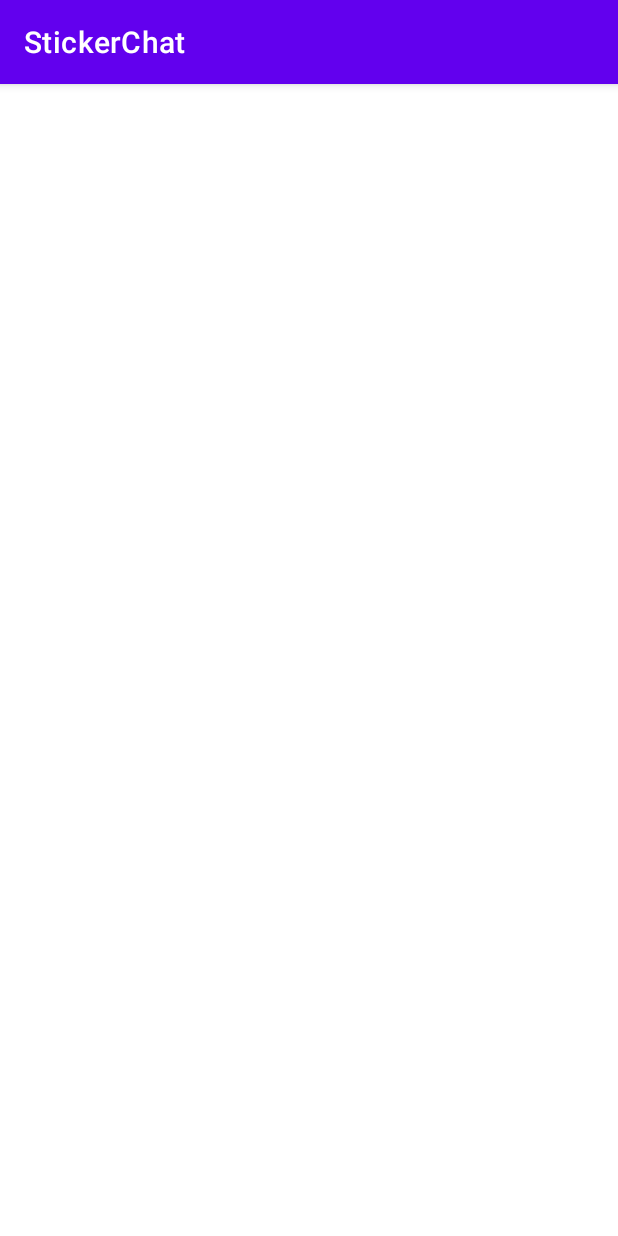
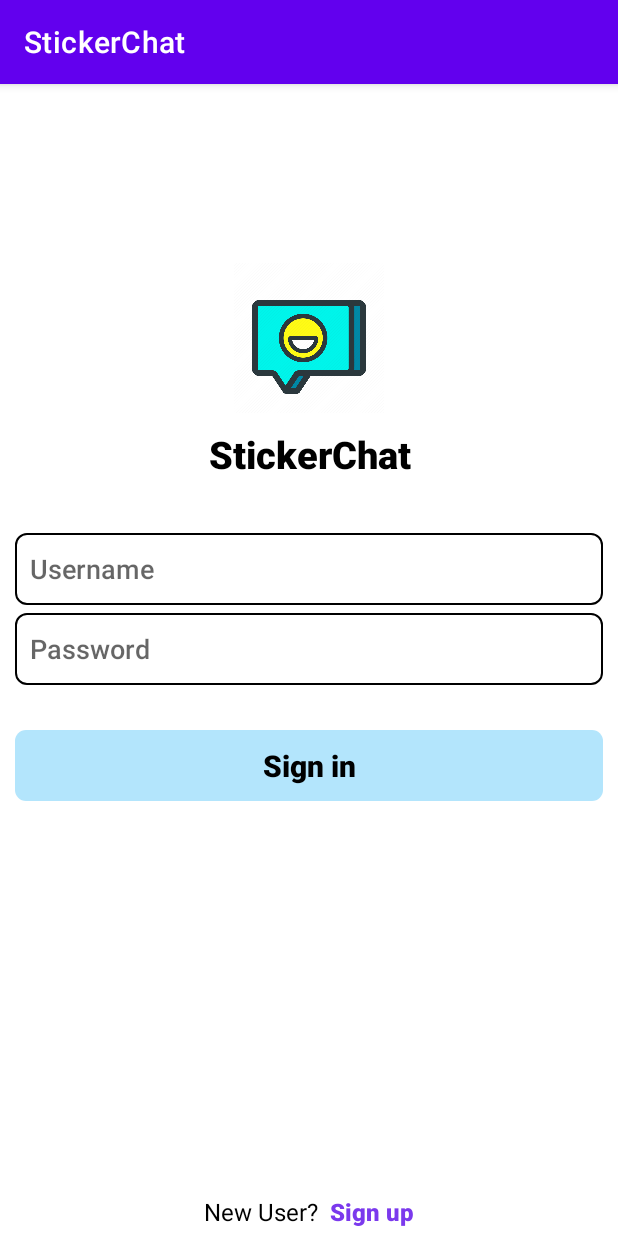
Before and after one commit to sonalvrshny/StickerChat, an Android app: the screen it shows after launch (LoginActivity), on a phone screen of 412 x 824 dp. Run offline under Robolectric (Android 15) with nearby library versions, the phone set to English and light mode, and no system bars.

Commit message:
created login page ui

```diff
--- /dev/null
+++ b/app/src/main/res/drawable-v24/edittext_shape.xml
@@ -0,0 +1,5 @@
+<?xml version="1.0" encoding="utf-8"?>
+<shape  android:shape="rectangle" xmlns:android="http://schemas.android.com/apk/res/android">
+<stroke android:color="@color/black" android:width="1.00dp"/>
+    <corners android:radius="7.00dp"/>
+</shape>
--- /dev/null
+++ b/app/src/main/res/drawable/signin_shape.xml
@@ -0,0 +1,5 @@
+<?xml version="1.0" encoding="utf-8"?>
+<shape android:shape="rectangle" xmlns:android="http://schemas.android.com/apk/res/android">
+<solid android:color="@color/primary"/>
+    <corners android:radius="7dp"/>
+</shape>
--- a/app/src/main/res/layout/activity_login.xml
+++ b/app/src/main/res/layout/activity_login.xml
@@ -1,9 +1,116 @@
 <?xml version="1.0" encoding="utf-8"?>
-<androidx.constraintlayout.widget.ConstraintLayout xmlns:android="http://schemas.android.com/apk/res/android"
+<RelativeLayout xmlns:android="http://schemas.android.com/apk/res/android"
     xmlns:app="http://schemas.android.com/apk/res-auto"
     xmlns:tools="http://schemas.android.com/tools"
     android:layout_width="match_parent"
     android:layout_height="match_parent"
-    tools:context=".LoginActivity">
+    tools:context=".LoginActivity"
+    android:background="@color/white">
 
-</androidx.constraintlayout.widget.ConstraintLayout>
+    <LinearLayout
+        android:layout_width="match_parent"
+        android:layout_height="wrap_content"
+        android:layout_centerInParent="true"
+        android:gravity="center"
+        android:orientation="vertical">
+
+        <ImageView
+            android:layout_width="100.00dp"
+            android:layout_height="100.00dp"
+            android:background="@drawable/logo" />
+
+        <TextView
+            android:layout_width="match_parent"
+            android:layout_height="wrap_content"
+            android:layout_margin="10.00dp"
+            android:fontFamily="sans-serif-black"
+            android:gravity="center"
+            android:text="StickerChat"
+            android:textColor="@color/black"
+            android:textSize="25.00sp" />
+
+        <EditText
+            android:id="@+id/username_login"
+            android:layout_width="match_parent"
+            android:layout_height="wrap_content"
+            android:layout_marginStart="10.00dp"
+            android:layout_marginLeft="10.00dp"
+            android:layout_marginTop="25.00dp"
+            android:layout_marginEnd="10.00dp"
+            android:layout_marginRight="10.00dp"
+            android:background="@drawable/edittext_shape"
+            android:fontFamily="sans-serif-medium"
+            android:hint="Username"
+            android:minHeight="48dp"
+            android:padding="10dp"
+            android:textColor="@color/black" />
+
+        <EditText
+            android:id="@+id/password_login"
+            android:inputType="textPassword"
+            android:layout_width="match_parent"
+            android:layout_height="wrap_content"
+            android:layout_marginStart="10.00dp"
+            android:layout_marginLeft="10.00dp"
+            android:layout_marginTop="5.00dp"
+            android:layout_marginEnd="10.00dp"
+            android:layout_marginRight="10.00dp"
+            android:background="@drawable/edittext_shape"
+            android:fontFamily="sans-serif-medium"
+            android:hint="Password"
+            android:minHeight="48dp"
+            android:padding="10dp"
+            android:textColor="@color/black" />
+
+        <TextView
+            android:id="@+id/signin"
+            android:layout_width="match_parent"
+            android:layout_height="wrap_content"
+            android:layout_marginStart="10dp"
+            android:layout_marginLeft="10dp"
+            android:layout_marginTop="30dp"
+            android:layout_marginEnd="10dp"
+            android:layout_marginRight="10dp"
+            android:background="@drawable/signin_shape"
+            android:fontFamily="sans-serif-black"
+            android:gravity="center"
+            android:padding="10dp"
+            android:text="Sign in"
+            android:textColor="@color/black"
+            android:textSize="20dp" />
+
+        <ProgressBar
+            android:id="@+id/progressBar_login"
+            style="?android:attr/progressBarStyle"
+            android:layout_width="wrap_content"
+            android:layout_height="wrap_content"
+            android:layout_marginBottom="122dp"
+            android:visibility="invisible" />
+    </LinearLayout>
+    <LinearLayout
+        android:layout_width="match_parent"
+        android:layout_height="wrap_content"
+        android:gravity="center"
+        android:layout_marginBottom="5dp"
+        android:layout_alignParentBottom="true"
+        >
+        <TextView
+            android:layout_width="wrap_content"
+            android:layout_height="wrap_content"
+            android:fontFamily="sans-serif"
+            android:gravity="center"
+            android:text="New User?  "
+            android:textColor="@color/black"
+            android:textSize="16sp" />
+        <TextView
+            android:id="@+id/signup"
+            android:layout_width="wrap_content"
+            android:layout_height="wrap_content"
+            android:fontFamily="sans-serif-black"
+            android:gravity="center"
+            android:text="Sign up"
+            android:textColor="@color/text"
+            android:textSize="16sp" />
+    </LinearLayout>
+
+</RelativeLayout>
--- a/app/src/main/res/values/colors.xml
+++ b/app/src/main/res/values/colors.xml
@@ -7,5 +7,7 @@
     <color name="teal_700">#FF018786</color>
     <color name="black">#FF000000</color>
     <color name="white">#FFFFFFFF</color>
+    <color name="cream">#EEEEF1</color>
     <color name="primary">#B3E5FC</color>
+    <color name="text">#7b39ed</color>
 </resources>
```
